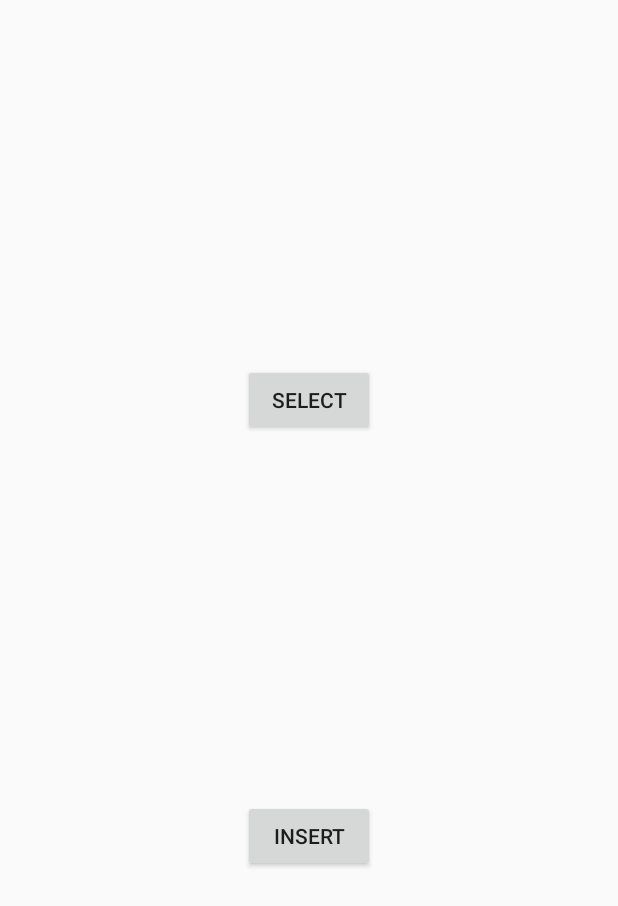
After one commit to hangang885/Function, an Android app: the NodeActivity screen opened directly, with no data from a screen before it, on a phone screen of 412 x 824 dp. The commit adds this screen. Shown: the top 906 px of the screen. Run offline under Robolectric (Android 15) with nearby library versions, the phone set to English and light mode, and no system bars.

Commit message:
노드, 헤로쿠 연결 및 웹뷰 추가

```diff
--- a/app/src/main/java/com/example/myapplication/KaKaoLoginActivity.kt
+++ b/app/src/main/java/com/example/myapplication/KaKaoLoginActivity.kt
@@ -40,7 +40,7 @@ class KaKaoLoginActivity : AppCompatActivity() {
         // 로그인 공통 callback 구성
         val callback: (OAuthToken?, Throwable?) -> Unit = { token, error ->
             if (error != null) {
-                Log.d("Kakako_error2",error.toString())
+                Log.d("Kakao_error2",error.toString())
                 when {
                     error.toString() == AuthErrorCause.AccessDenied.toString() -> {
                         Toast.makeText(this, "접근이 거부 됨(동의 취소)", Toast.LENGTH_SHORT).show()
--- /dev/null
+++ b/app/src/main/java/com/example/myapplication/retrofit2/RetrofitInterface.kt
@@ -0,0 +1,16 @@
+package com.example.myapplication.retrofit2
+
+import com.google.gson.JsonObject
+import retrofit2.Call
+import retrofit2.http.Body
+import retrofit2.http.POST
+
+interface RetrofitInterface {
+
+    @POST("/select")
+    fun select(): Call<JsonObject>
+
+
+    @POST("/insert")
+    fun insert(@Body json:JsonObject): Call<String>
+}
--- /dev/null
+++ b/app/src/main/res/layout/activity_node.xml
@@ -0,0 +1,29 @@
+<?xml version="1.0" encoding="utf-8"?>
+<androidx.constraintlayout.widget.ConstraintLayout xmlns:android="http://schemas.android.com/apk/res/android"
+    xmlns:app="http://schemas.android.com/apk/res-auto"
+    xmlns:tools="http://schemas.android.com/tools"
+    android:layout_width="match_parent"
+    android:layout_height="match_parent"
+    tools:context=".NodeActivity">
+
+    <Button
+        android:id="@+id/select_btn"
+        android:text="select"
+        android:layout_width="wrap_content"
+        android:layout_height="wrap_content"
+        app:layout_constraintBottom_toTopOf="@id/insert_btn"
+        app:layout_constraintEnd_toEndOf="parent"
+        app:layout_constraintStart_toStartOf="parent"
+        app:layout_constraintTop_toTopOf="parent" />
+
+    <Button
+        android:id="@+id/insert_btn"
+        android:text="insert"
+        app:layout_constraintTop_toBottomOf="@id/select_btn"
+        app:layout_constraintStart_toStartOf="parent"
+        app:layout_constraintEnd_toEndOf="parent"
+        app:layout_constraintBottom_toBottomOf="parent"
+        android:layout_width="wrap_content"
+        android:layout_height="wrap_content"
+        />
+</androidx.constraintlayout.widget.ConstraintLayout>
--- a/app/src/main/res/values/strings.xml
+++ b/app/src/main/res/values/strings.xml
@@ -31,7 +31,7 @@
     <string name="hello_first_fragment">Hello first fragment</string>
     <string name="hello_second_fragment">Hello second fragment. Arg: %1$s</string>
 
-        <string name="kakao_app_key">726e909b6cc68748ab227b96ce7fce72</string>
+    <string name="kakao_app_key">726e909b6cc68748ab227b96ce7fce72</string>
 
 
     <string-array name="hospitalList">
--- a/build.gradle
+++ b/build.gradle
@@ -1,12 +1,15 @@
 // Top-level build file where you can add configuration options common to all sub-projects/modules.
 buildscript {
+    ext {
+        kotlin_version = '1.4.32'
+    }
     repositories {
         google()
         mavenCentral()
         maven { url 'https://devrepo.kakao.com/nexus/content/groups/public/' }
     }
     dependencies {
-        classpath 'com.android.tools.build:gradle:4.2.1'
+        classpath 'com.android.tools.build:gradle:4.1.1'
         classpath "org.jetbrains.kotlin:kotlin-gradle-plugin:1.5.21"
         classpath 'com.sothree.slidinguppanel:library:3.4.0'
         //파이어베이스
```
Also changed, not shown: app/build.gradle (+9 -0 lines), app/src/main/AndroidManifest.xml (+8 -1 lines), app/src/main/java/com/example/myapplication/MainActivity.kt (+15 -1 lines), app/src/main/java/com/example/myapplication/NodeActivity.kt (added, +76 -0 lines), app/src/main/java/com/example/myapplication/SecondActivity.kt (+10 -5 lines), app/src/main/java/com/example/myapplication/WebviewActivity.kt (added, +52 -0 lines), app/src/main/java/com/example/myapplication/retrofit2/RetrofitClient.kt (added, +48 -0 lines), app/src/main/res/layout/activity_main.xml (+22 -0 lines), app/src/main/res/layout/activity_webview.xml (added, +15 -0 lines).
